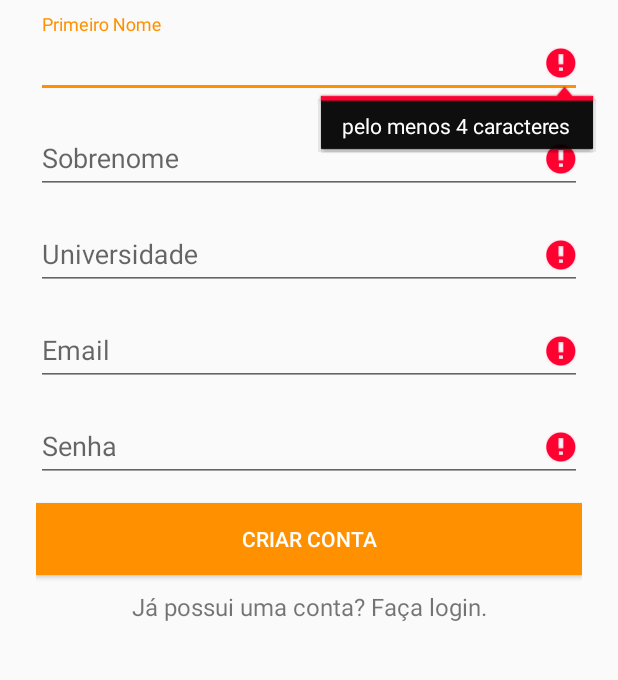
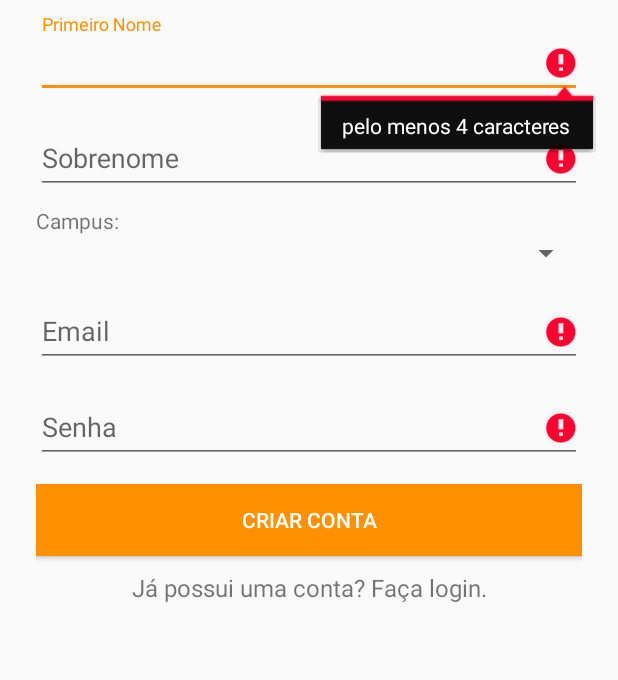
Before and after one commit to oandrevictor/Unifood, an Android app: the SignUpActivity screen opened directly, with no data from a screen before it, after a tap on "CRIAR CONTA", on a phone screen of 412 x 824 dp, the part 222-902 px from its top. Run offline under Robolectric (Android 15) with nearby library versions, the phone set to English and light mode, and no system bars; our stand-ins replace ButterKnife, Firebase (no records; nobody signed in at launch, a user with empty details on screens opened directly).

```diff
--- a/app/src/main/java/com/example/unifood/activities/SignUpActivity.java
+++ b/app/src/main/java/com/example/unifood/activities/SignUpActivity.java
@@ -12,8 +12,11 @@ import android.support.v7.app.AlertDialog;
 import android.support.v7.app.AppCompatActivity;
 import android.util.Log;
 import android.view.View;
+import android.widget.AdapterView;
+import android.widget.ArrayAdapter;
 import android.widget.Button;
 import android.widget.EditText;
+import android.widget.Spinner;
 import android.widget.TextView;
 import android.widget.Toast;
 
@@ -25,8 +28,14 @@ import com.google.android.gms.tasks.Task;
 import com.google.firebase.auth.AuthResult;
 import com.google.firebase.auth.FirebaseAuth;
 import com.google.firebase.auth.FirebaseUser;
+import com.google.firebase.database.DataSnapshot;
+import com.google.firebase.database.DatabaseError;
 import com.google.firebase.database.DatabaseReference;
 import com.google.firebase.database.FirebaseDatabase;
+import com.google.firebase.database.ValueEventListener;
+
+import java.util.ArrayList;
+import java.util.List;
 
 import butterknife.ButterKnife;
 import butterknife.InjectView;
@@ -40,11 +49,13 @@ public class SignUpActivity extends AppCompatActivity {
     private FirebaseAuth mFirebaseAuth;
     UserInfo userInfo;
     StudentInfo studentInfo;
+    String campus;
+    FirebaseUser mFirebaseUser;
+    DatabaseReference mDatabase;
 
 
     @InjectView(R.id.first_name) EditText first_nameText;
     @InjectView(R.id.last_name) EditText last_nameText;
-    @InjectView(R.id.input_university) EditText universityText;
     @InjectView(R.id.input_email) EditText emailText;
     @InjectView(R.id.input_password) EditText passwordText;
     @InjectView(R.id.btn_signup) Button signupButton;
@@ -57,6 +68,8 @@ public class SignUpActivity extends AppCompatActivity {
         ButterKnife.inject(this);
 
         mFirebaseAuth = FirebaseAuth.getInstance();
+        mFirebaseUser = mFirebaseAuth.getCurrentUser();
+        mDatabase = FirebaseDatabase.getInstance().getReference();
 
         signupButton.setOnClickListener(new View.OnClickListener() {
             @Override
@@ -64,7 +77,7 @@ public class SignUpActivity extends AppCompatActivity {
                 signup();
             }
         });
-
+        loadCampus();
         toLogin.setOnClickListener(new View.OnClickListener() {
             @Override
             public void onClick(View v) {
@@ -74,11 +87,52 @@ public class SignUpActivity extends AppCompatActivity {
         });
     }
 
+    public void loadCampus(){
+
+        mDatabase.child("campus").addValueEventListener(new ValueEventListener() {
+            @Override
+            public void onDataChange(DataSnapshot dataSnapshot) {
+                final List<String> campusNames = new ArrayList<String>();
+                final List<String> campusId = new ArrayList<String>();
+
+                for (DataSnapshot campusSnapshot: dataSnapshot.getChildren()) {
+                    String areaName = campusSnapshot.child("name").getValue(String.class);
+                    campusNames.add(areaName);
+                    campusId.add(campusSnapshot.getKey());
+                }
+
+                Spinner campusSpinner = (Spinner) findViewById(R.id.sign_up_campus_spinner);
+                ArrayAdapter<String> campusAdapter = new ArrayAdapter<String>(SignUpActivity.this, android.R.layout.simple_spinner_item, campusNames);
+                campusAdapter.setDropDownViewResource(android.R.layout.simple_spinner_dropdown_item);
+                campusSpinner.setAdapter(campusAdapter);
+
+                campusSpinner.setOnItemSelectedListener(new AdapterView.OnItemSelectedListener() {
+
+                    @Override
+                    public void onItemSelected(AdapterView<?> arg0, View arg1,
+                                               int arg2, long arg3) {
+                        campus= campusId.get(arg2);
+
+                    }
+
+                    @Override
+                    public void onNothingSelected(AdapterView<?> arg0) {
+                    }
+                });
+            }
+
+            @Override
+            public void onCancelled(DatabaseError databaseError) {
+
+            }
+        });
+    }
+
     public void signup() {
         Log.d(TAG, getString(R.string.register));
         String firstName = first_nameText.getText().toString();
         String lastName = last_nameText.getText().toString();
-        String university = universityText.getText().toString();
+        String university = campus;
         String email = emailText.getText().toString();
         String password = passwordText.getText().toString();
 
@@ -106,8 +160,8 @@ public class SignUpActivity extends AppCompatActivity {
                     @Override
                     public void onComplete(@NonNull Task<AuthResult> task) {
                         if (task.isSuccessful()) {
-                            FirebaseUser mFirebaseUser = mFirebaseAuth.getCurrentUser();
-                            DatabaseReference mDatabase = FirebaseDatabase.getInstance().getReference();
+                            mFirebaseUser = mFirebaseAuth.getCurrentUser();
+                            mDatabase = FirebaseDatabase.getInstance().getReference();
                             String mUserId  = mFirebaseUser.getUid();
                             mDatabase.child("users").child(mUserId).child("userInfo").setValue(userInfo);
                             mDatabase.child("users").child(mUserId).child("studentInfo").setValue(studentInfo);
@@ -161,12 +215,7 @@ public class SignUpActivity extends AppCompatActivity {
             last_nameText.setError(null);
         }
 
-        if (university.isEmpty() || university.length() < 1) {
-            universityText.setError(getText(R.string.two_characters));
-            valid = false;
-        } else {
-            universityText.setError(null);
-        }
+
 
         if (email.isEmpty() || !android.util.Patterns.EMAIL_ADDRESS.matcher(email).matches()) {
             emailText.setError(getText(R.string.valid_email));
--- a/app/src/main/java/com/example/unifood/activities/StudentEditActivity.java
+++ b/app/src/main/java/com/example/unifood/activities/StudentEditActivity.java
@@ -53,9 +53,6 @@ public class StudentEditActivity extends AppCompatActivity {
         mDatabase.child("campus").addValueEventListener(new ValueEventListener() {
             @Override
             public void onDataChange(DataSnapshot dataSnapshot) {
-                // Is better to use a List, because you don't know the size
-                // of the iterator returned by dataSnapshot.getChildren() to
-                // initialize the array
                 final List<String> campusNames = new ArrayList<String>();
                 final List<String> campusId = new ArrayList<String>();
 
--- a/app/src/main/res/layout/activity_sign_up.xml
+++ b/app/src/main/res/layout/activity_sign_up.xml
@@ -45,18 +45,21 @@
                 android:hint="@string/last_name" />
         </android.support.design.widget.TextInputLayout>
 
+
         <!-- University Name Label -->
-        <android.support.design.widget.TextInputLayout
+        <TextView
+            android:layout_marginTop="4dp"
+            android:text="Campus:"
             android:layout_width="match_parent"
             android:layout_height="wrap_content"
-            android:layout_marginTop="4dp"
-            android:layout_marginBottom="4dp">
-            <EditText android:id="@+id/input_university"
-                android:layout_width="match_parent"
-                android:layout_height="wrap_content"
-                android:inputType="textCapWords"
-                android:hint="@string/university" />
-        </android.support.design.widget.TextInputLayout>
+            android:id="@+id/textView2" />
+
+        <Spinner
+            android:layout_width="match_parent"
+            android:layout_height="wrap_content"
+            android:id="@+id/sign_up_campus_spinner"
+            android:hint="Campus"
+            android:layout_marginBottom="4dp"/>
 
         <!-- Email Label -->
         <android.support.design.widget.TextInputLayout
--- a/app/src/main/res/layout/activity_student_home.xml
+++ b/app/src/main/res/layout/activity_student_home.xml
@@ -4,6 +4,7 @@ android:layout_width="match_parent"
 android:layout_height="fill_parent"
     android:orientation="vertical"
 tools:context=".activities.StudentHomeActivity">
+
 
     <TabHost
         android:layout_width="match_parent"
```
Also changed, not shown: app/src/main/java/com/example/unifood/activities/StudentHomeActivity.java (+68 -20 lines).
